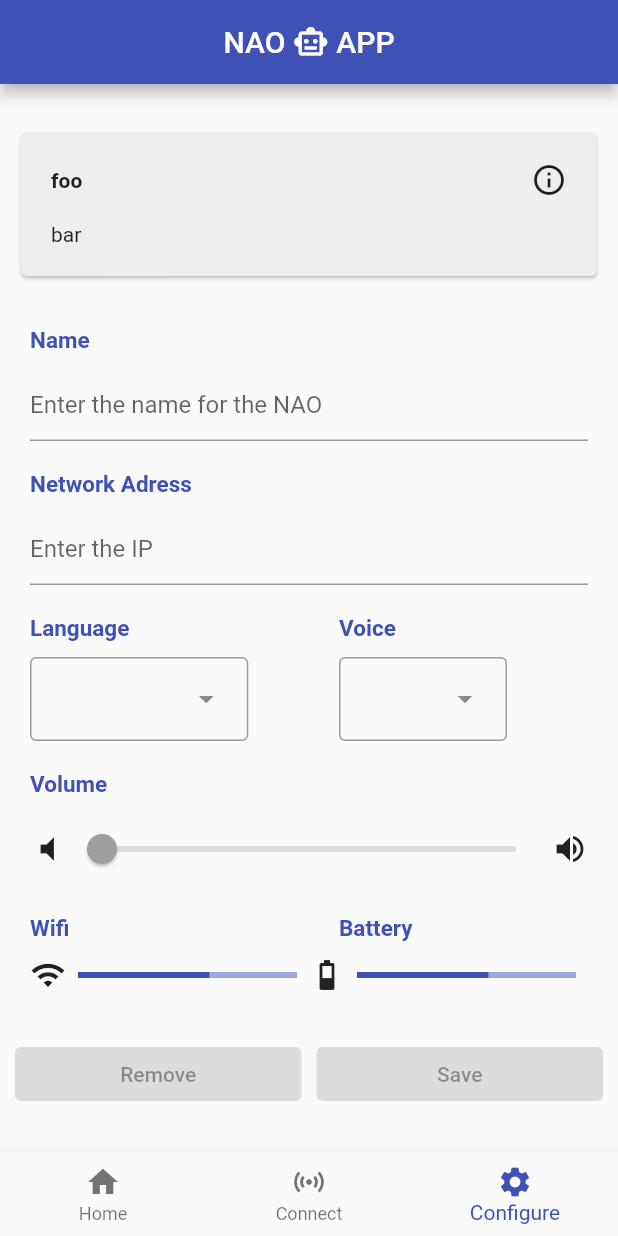
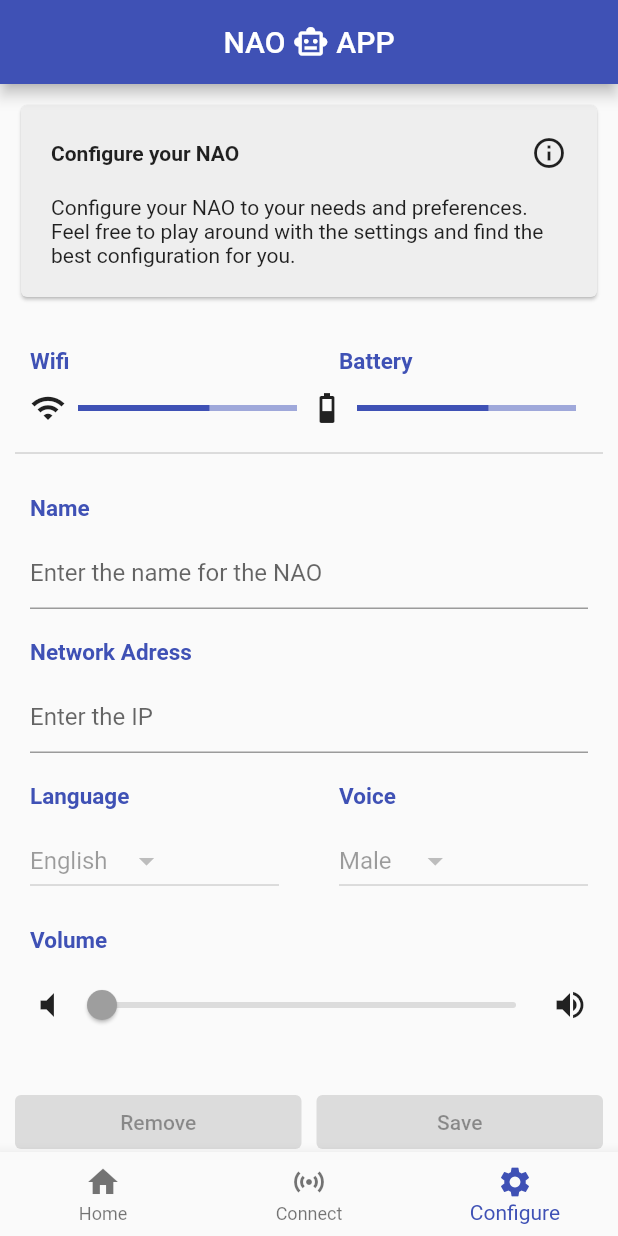
Before and after one commit to sbaer2306/NAO-APP, a Flutter app: the screen it shows after launch, item 3 of the bottom bar chosen, on a phone screen of 412 x 824 dp. Run offline on Flutter 3.47's test engine with Material 2 defaults, Android fonts, the phone set to English and light mode, and no system bars; our stand-ins replace loading_animation_widget; missing offline and left inert: animated_check.

Commit message:
changed: dropdown menu to dropdown button

```diff
--- a/lib/pages/config_view.dart
+++ b/lib/pages/config_view.dart
@@ -1,5 +1,7 @@
 import 'package:flutter/material.dart';
 import 'package:nao_app/ui_elements/info_card.dart';
+
+// TODO: Add data bindings
 
 class ConfigItem extends StatelessWidget {
   const ConfigItem({Key? key, required this.children}) : super(key: key);
@@ -52,60 +54,10 @@ class ConfigView extends StatelessWidget {
       crossAxisAlignment: CrossAxisAlignment.start,
       mainAxisAlignment: MainAxisAlignment.start,
       children: [
-        const InfoCard(title: "foo", description: "bar"),
-        const ConfigTitle(title: "Name"),
-        const ConfigItem(children: [
-          Expanded(
-            child: TextField(
-              decoration:
-                  InputDecoration(hintText: "Enter the name for the NAO"),
-            ),
-          ),
-        ]),
-        const ConfigTitle(title: "Network Adress"),
-        const ConfigItem(children: [
-          Expanded(
-            child: TextField(
-              decoration: InputDecoration(hintText: "Enter the IP"),
-            ),
-          ),
-        ]),
-        Row(
-          mainAxisAlignment: MainAxisAlignment.spaceEvenly,
-          children: [
-            Expanded(
-              child: Column(
-                  crossAxisAlignment: CrossAxisAlignment.start,
-                  children: const [
-                    ConfigTitle(title: "Language"),
-                    ConfigItem(children: [
-                      DropdownMenu(dropdownMenuEntries: [
-                        DropdownMenuEntry(value: "german", label: "German")
-                      ])
-                    ])
-                  ]),
-            ),
-            Expanded(
-              child: Column(
-                  crossAxisAlignment: CrossAxisAlignment.start,
-                  children: const [
-                    ConfigTitle(title: "Voice"),
-                    ConfigItem(
-                        children: [DropdownMenu(dropdownMenuEntries: [])])
-                  ]),
-            )
-          ],
-        ),
-        const ConfigTitle(title: "Volume"),
-        const ConfigItem(
-          children: [
-            Icon(Icons.volume_mute),
-            Expanded(
-              child: Slider(value: 0, onChanged: null),
-            ),
-            Icon(Icons.volume_up),
-          ],
-        ),
+        const InfoCard(
+            title: "Configure your NAO",
+            description:
+                "Configure your NAO to your needs and preferences. Feel free to play around with the settings and find the best configuration for you."),
         Row(children: const [
           Expanded(
             child: ConfigTitle(title: "Wifi"),
@@ -140,6 +92,94 @@ class ConfigView extends StatelessWidget {
             SizedBox(width: 8.0),
           ],
         ),
+        Padding(
+          padding: const EdgeInsets.only(top: 10, left: 10, right: 10),
+          child: Divider(
+            color: Colors.grey.shade400,
+          ),
+        ),
+        const ConfigTitle(title: "Name"),
+        const ConfigItem(children: [
+          Expanded(
+            child: TextField(
+              decoration:
+                  InputDecoration(hintText: "Enter the name for the NAO"),
+            ),
+          ),
+        ]),
+        const ConfigTitle(title: "Network Adress"),
+        const ConfigItem(children: [
+          Expanded(
+            child: TextField(
+              decoration: InputDecoration(hintText: "Enter the IP"),
+            ),
+          ),
+        ]),
+        Row(
+          mainAxisAlignment: MainAxisAlignment.spaceEvenly,
+          children: [
+            Expanded(
+              child: Column(
+                  crossAxisAlignment: CrossAxisAlignment.start,
+                  children: [
+                    const ConfigTitle(title: "Language"),
+                    ConfigItem(children: [
+                      Expanded(
+                        child: DropdownButton(items: const [
+                          DropdownMenuItem(
+                            value: "english",
+                            child: Text("English"),
+                          ),
+                          DropdownMenuItem(
+                            value: "german",
+                            child: Text("German"),
+                          ),
+                          DropdownMenuItem(
+                            value: "spanish",
+                            child: Text("Spanish"),
+                          ),
+                          DropdownMenuItem(
+                            value: "chineese",
+                            child: Text("Chineese"),
+                          ),
+                        ], onChanged: null, value: "english"),
+                      )
+                    ])
+                  ]),
+            ),
+            Expanded(
+              child: Column(
+                  crossAxisAlignment: CrossAxisAlignment.start,
+                  children: [
+                    const ConfigTitle(title: "Voice"),
+                    ConfigItem(children: [
+                      Expanded(
+                        child: DropdownButton(items: const [
+                          DropdownMenuItem(
+                            value: "male",
+                            child: Text("Male"),
+                          ),
+                          DropdownMenuItem(
+                            value: "female",
+                            child: Text("Female"),
+                          ),
+                        ], onChanged: null, value: "male"),
+                      )
+                    ]),
+                  ]),
+            )
+          ],
+        ),
+        const ConfigTitle(title: "Volume"),
+        const ConfigItem(
+          children: [
+            Icon(Icons.volume_mute),
+            Expanded(
+              child: Slider(value: 0, onChanged: null),
+            ),
+            Icon(Icons.volume_up),
+          ],
+        ),
         const SizedBox(
           height: 20,
         ),
```
